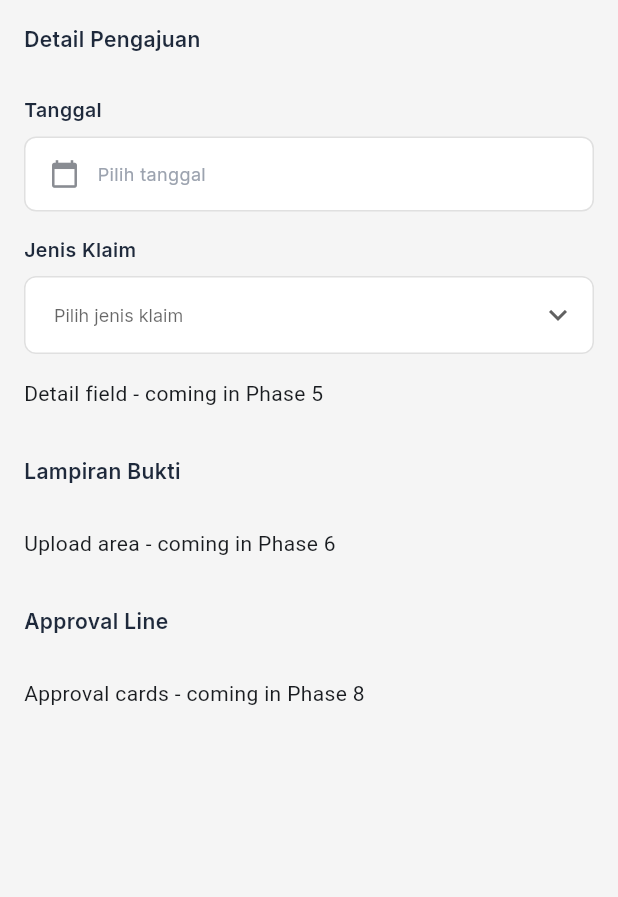
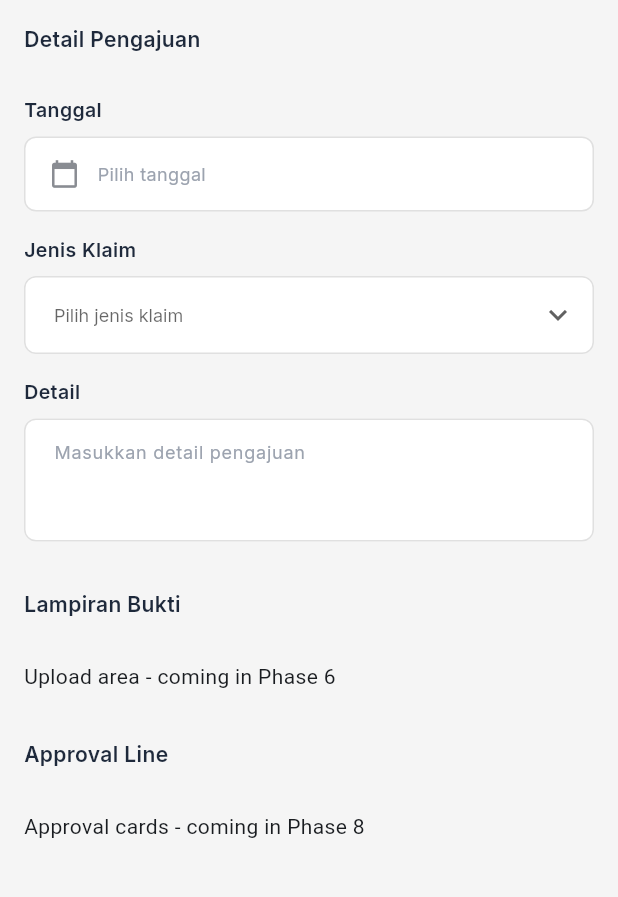
Before and after one commit to RulyOctareza/reimburse_venturo, a Flutter app: the ReimbursementFormPage screen opened by its route, on a phone screen of 412 x 824 dp, the part 84-981 px from its top. Run offline on Flutter 3.47's test engine with Material 3 defaults, Android fonts, the light colour scheme and no system bars; our stand-ins replace get, google_fonts, table_calendar.

Commit message:
feat: implement detail text area field
- Add multi-line text input
- Set minimum visible lines
- Add placeholder text
- Connect to form controller

```diff
--- a/lib/app/presentation/controllers/reimbursement_form_controller.dart
+++ b/lib/app/presentation/controllers/reimbursement_form_controller.dart
@@ -1,8 +1,15 @@
+import 'package:flutter/material.dart';
 import 'package:get/get.dart';
 
 class ReimbursementFormController extends GetxController {
-  // Form fields will be added in later phases
+  // Form fields
   final Rx<DateTime?> selectedDate = Rx<DateTime?>(null);
   final RxString selectedClaimType = ''.obs;
-  final RxString detail = ''.obs;
+  final TextEditingController detailController = TextEditingController();
+
+  @override
+  void onClose() {
+    detailController.dispose();
+    super.onClose();
+  }
 }
--- a/lib/app/presentation/pages/reimbursement_form_page.dart
+++ b/lib/app/presentation/pages/reimbursement_form_page.dart
@@ -2,6 +2,7 @@ import 'package:flutter/material.dart';
 import 'package:get/get.dart';
 import 'package:reimburse_venturo/app/presentation/controllers/reimbursement_form_controller.dart';
 import 'package:reimburse_venturo/app/presentation/widgets/custom_dropdown.dart';
+import 'package:reimburse_venturo/app/presentation/widgets/custom_text_field.dart';
 import 'package:reimburse_venturo/app/presentation/widgets/date_picker_field.dart';
 import 'package:reimburse_venturo/app/presentation/widgets/section_header.dart';
 import 'package:reimburse_venturo/core/constants/app_colors.dart';
@@ -59,7 +60,14 @@ class ReimbursementFormPage extends GetView<ReimbursementFormController> {
                   },
                 )),
             const SizedBox(height: 16),
-            const Text('Detail field - coming in Phase 5'),
+            // Detail Text Area
+            CustomTextField(
+              label: 'Detail',
+              hint: 'Masukkan detail pengajuan',
+              controller: controller.detailController,
+              maxLines: 5,
+              minLines: 3,
+            ),
             const SizedBox(height: 32),
 
             // Section 2: Lampiran Bukti
```
